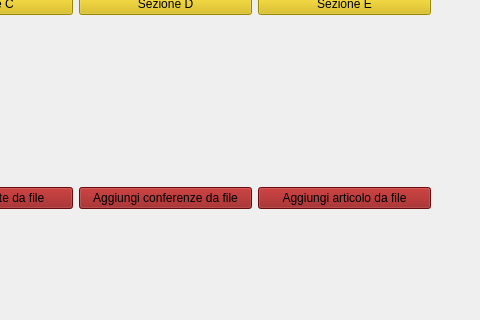
First picture: the form in mainwindow.ui, repository FranckRedery/PROGETTO_PO, before the edit; both pictures show x 320 to 800 and y 280 to 600 of the 800 by 600 pixel window.
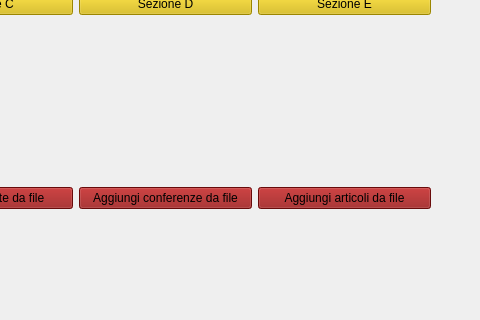
Second picture: the form after the edit.

Patch:
```diff
--- a/mainwindow.ui
+++ b/mainwindow.ui
@@ -209,7 +209,7 @@
           <string notr="true">background-color: rgb(145, 15, 15);</string>
          </property>
          <property name="text">
-          <string>Aggiungi articolo da file</string>
+          <string>Aggiungi articoli da file</string>
          </property>
         </widget>
        </item>
```
Left out of the diff: 2 changed lines with no effect on the pictures.
